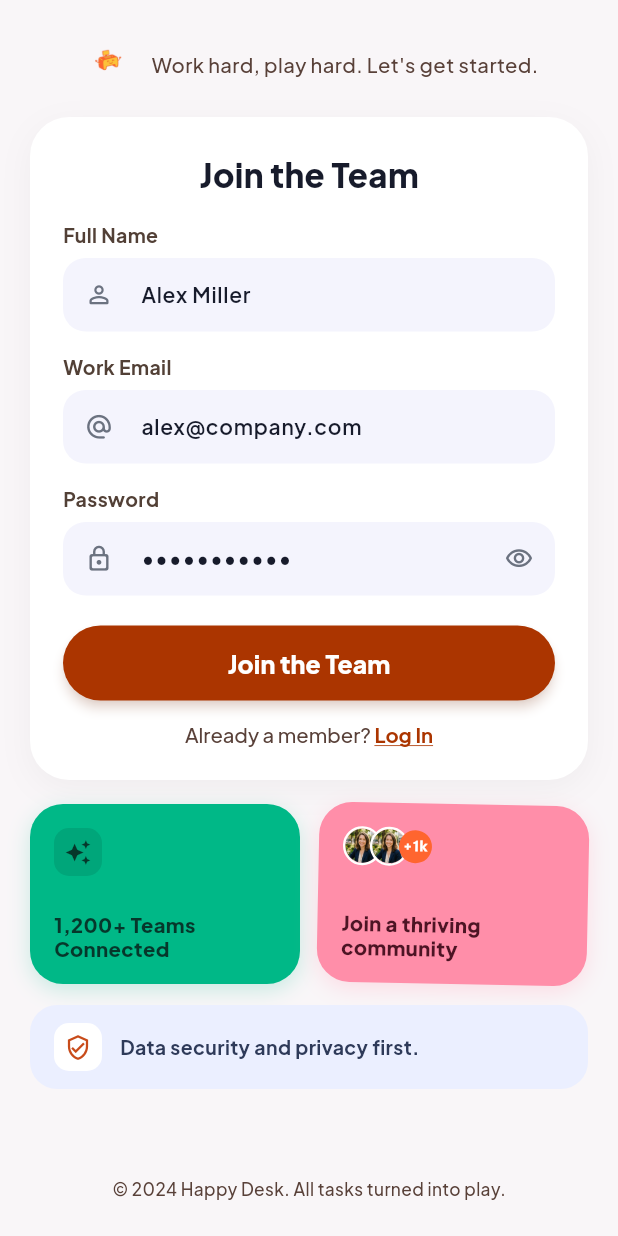
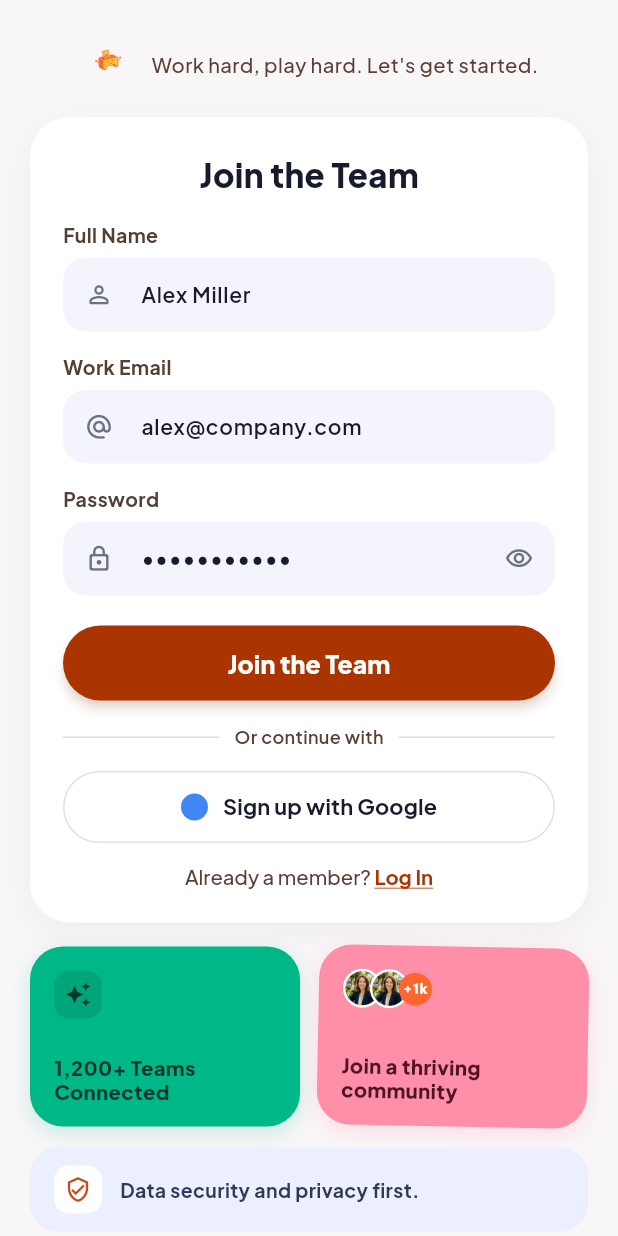
Before and after one commit to JustRamm/Happy-Desk, a Flutter app: the SignUpScreen screen opened directly with empty values, on a phone screen of 412 x 824 dp. Run offline on Flutter 3.47's test engine with Material 3 defaults, Android fonts, the phone set to English and light mode, and no system bars; our stand-ins replace google_fonts.

Commit message:
feat: add Google Sign Up button inside form card on SignUpScreen

```diff
--- a/lib/screens/sign_up_screen.dart
+++ b/lib/screens/sign_up_screen.dart
@@ -165,6 +165,60 @@ class _SignUpScreenState extends State<SignUpScreen> {
                                       fontSize: 16.5,
                                       fontWeight: FontWeight.w800,
                                     ),
+                                  ),
+                                ),
+                              ),
+
+                              const SizedBox(height: 16),
+
+                              // Or continue with Divider
+                              Row(
+                                children: [
+                                  Expanded(child: Divider(color: Colors.grey.shade300)),
+                                  Padding(
+                                    padding: const EdgeInsets.symmetric(horizontal: 10),
+                                    child: Text(
+                                      'Or continue with',
+                                      style: GoogleFonts.plusJakartaSans(
+                                        fontSize: 12,
+                                        fontWeight: FontWeight.w600,
+                                        color: AppTheme.textSecondary,
+                                      ),
+                                    ),
+                                  ),
+                                  Expanded(child: Divider(color: Colors.grey.shade300)),
+                                ],
+                              ),
+
+                              const SizedBox(height: 14),
+
+                              // Sign Up with Google Button
+                              SizedBox(
+                                width: double.infinity,
+                                height: 48,
+                                child: OutlinedButton(
+                                  onPressed: widget.onSignUpSuccess,
+                                  style: OutlinedButton.styleFrom(
+                                    padding: const EdgeInsets.symmetric(vertical: 12),
+                                    side: BorderSide(color: Colors.grey.shade300, width: 1),
+                                    shape: RoundedRectangleBorder(
+                                      borderRadius: BorderRadius.circular(24),
+                                    ),
+                                  ),
+                                  child: Row(
+                                    mainAxisAlignment: MainAxisAlignment.center,
+                                    children: [
+                                      _buildGoogleIcon(),
+                                      const SizedBox(width: 10),
+                                      Text(
+                                        'Sign up with Google',
+                                        style: GoogleFonts.plusJakartaSans(
+                                          fontSize: 14.5,
+                                          fontWeight: FontWeight.w700,
+                                          color: AppTheme.titleDark,
+                                        ),
+                                      ),
+                                    ],
                                   ),
                                 ),
                               ),
@@ -458,4 +512,29 @@ class _SignUpScreenState extends State<SignUpScreen> {
       ),
     );
   }
+
+  Widget _buildGoogleIcon() {
+    return SizedBox(
+      width: 18,
+      height: 18,
+      child: CustomPaint(
+        painter: _GoogleIconPainter(),
+      ),
+    );
+  }
 }
+
+class _GoogleIconPainter extends CustomPainter {
+  @override
+  void paint(Canvas canvas, Size size) {
+    final paint = Paint()..style = PaintingStyle.fill;
+    final center = Offset(size.width / 2, size.height / 2);
+    final radius = size.width / 2;
+
+    paint.color = const Color(0xFF4285F4); // Blue
+    canvas.drawCircle(center, radius, paint);
+  }
+
+  @override
+  bool shouldRepaint(covariant CustomPainter oldDelegate) => false;
+}
```
